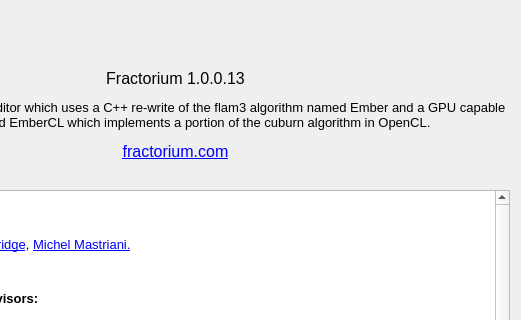
Before: the Qt Designer form Source/Fractorium/AboutDialog.ui in typpos/fractorium, drawn with Qt 5; both pictures show x 171 to 692 and y 0 to 320 of the 692 by 729 pixel window.
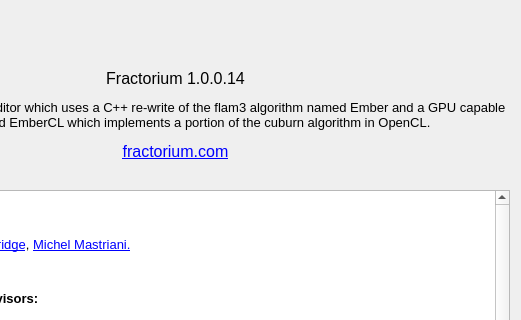
After: the same form once the commit is applied.

Patch:
```diff
--- a/Source/Fractorium/AboutDialog.ui
+++ b/Source/Fractorium/AboutDialog.ui
@@ -58,7 +58,7 @@
     <enum>QFrame::NoFrame</enum>
    </property>
    <property name="text">
-    <string>&lt;html&gt;&lt;head/&gt;&lt;body&gt;&lt;p align=&quot;center&quot;&gt;Fractorium 1.0.0.13&lt;/p&gt;&lt;p align=&quot;center&quot;&gt;&lt;span style=&quot; font-size:10pt;&quot;&gt;A Qt-based fractal flame editor which uses a C++ re-write of the flam3 algorithm named Ember and a GPU capable version named EmberCL which implements a portion of the cuburn algorithm in OpenCL.&lt;/span&gt;&lt;/p&gt;&lt;p align=&quot;center&quot;&gt;&lt;a href=&quot;http://fractorium.com&quot;&gt;&lt;span style=&quot; text-decoration: underline; color:#0000ff;&quot;&gt;fractorium.com&lt;/span&gt;&lt;/a&gt;&lt;/p&gt;&lt;/body&gt;&lt;/html&gt;</string>
+    <string>&lt;html&gt;&lt;head/&gt;&lt;body&gt;&lt;p align=&quot;center&quot;&gt;Fractorium 1.0.0.14&lt;/p&gt;&lt;p align=&quot;center&quot;&gt;&lt;span style=&quot; font-size:10pt;&quot;&gt;A Qt-based fractal flame editor which uses a C++ re-write of the flam3 algorithm named Ember and a GPU capable version named EmberCL which implements a portion of the cuburn algorithm in OpenCL.&lt;/span&gt;&lt;/p&gt;&lt;p align=&quot;center&quot;&gt;&lt;a href=&quot;http://fractorium.com&quot;&gt;&lt;span style=&quot; text-decoration: underline; color:#0000ff;&quot;&gt;fractorium.com&lt;/span&gt;&lt;/a&gt;&lt;/p&gt;&lt;/body&gt;&lt;/html&gt;</string>
    </property>
    <property name="textFormat">
     <enum>Qt::RichText</enum>
```
